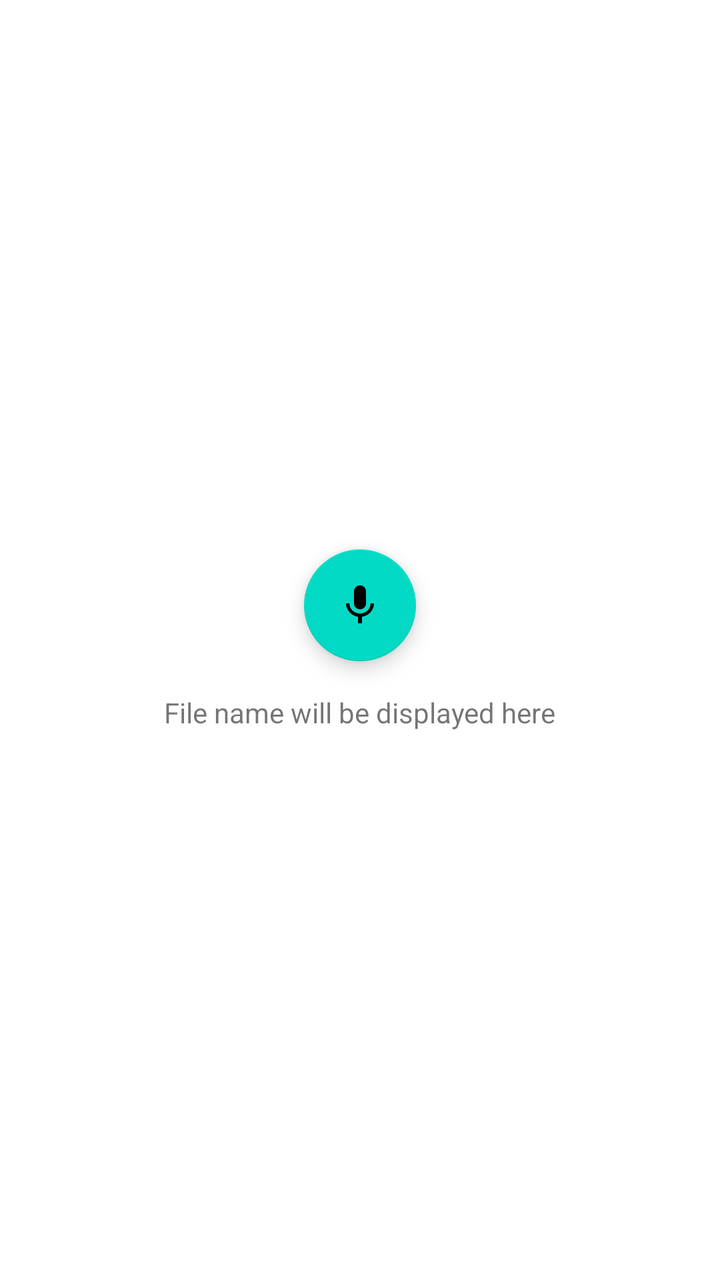
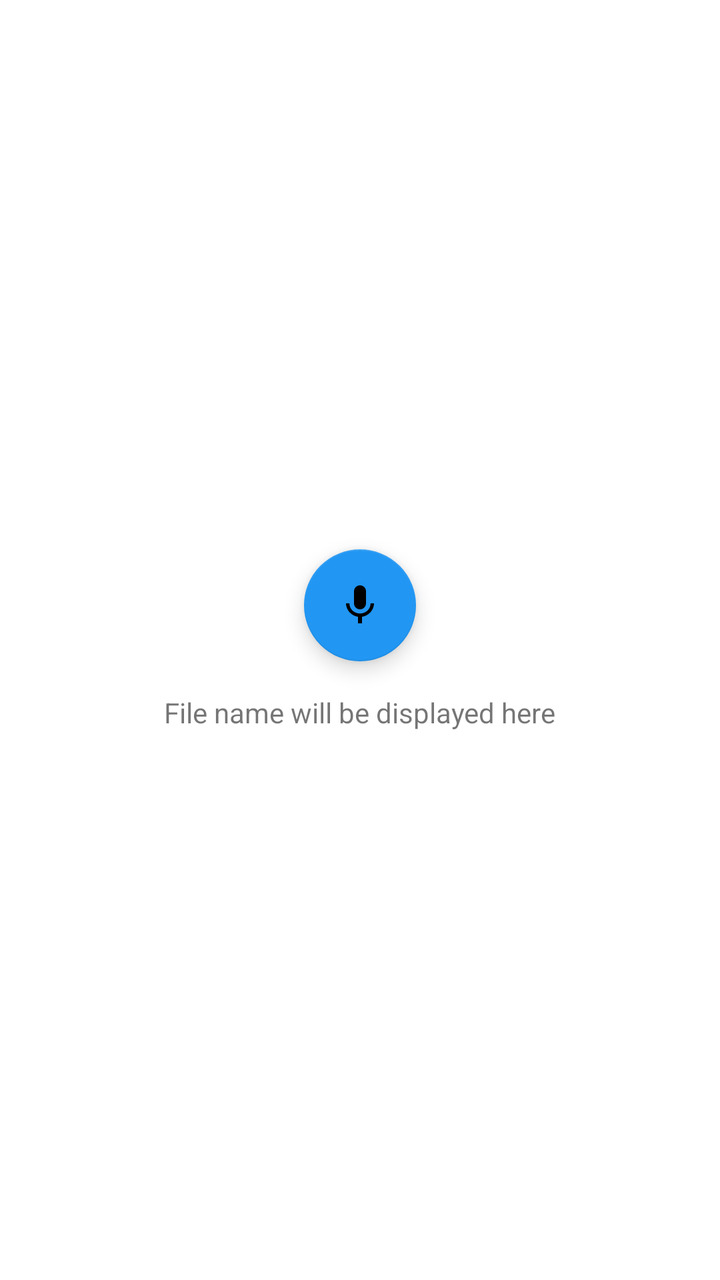

Compare the two renders of this Android layout. The source of the first and the diff that turns it into the second are given below.
<!-- AndroidManifest.xml: application theme Theme.VoiceRecorder -->
<!-- res/layout/activity_main.xml -->
<?xml version="1.0" encoding="utf-8"?>
<androidx.constraintlayout.widget.ConstraintLayout
    xmlns:android="http://schemas.android.com/apk/res/android"
    xmlns:app="http://schemas.android.com/apk/res-auto"
    android:layout_width="match_parent"
    android:layout_height="match_parent">

    <com.google.android.material.floatingactionbutton.FloatingActionButton
        android:id="@+id/record_button"
        android:layout_width="wrap_content"
        android:layout_height="wrap_content"
        app:srcCompat="@drawable/ic_mic"
        app:layout_constraintTop_toTopOf="parent"
        app:layout_constraintBottom_toTopOf="@+id/file_name_text"
        app:layout_constraintStart_toStartOf="parent"
        app:layout_constraintEnd_toEndOf="parent"
        app:layout_constraintVertical_chainStyle="packed"
        android:contentDescription="@string/start_recording"
        />

    <TextView
        android:id="@+id/file_name_text"
        android:layout_width="wrap_content"
        android:layout_height="wrap_content"
        android:text="File name will be displayed here"
        app:layout_constraintTop_toBottomOf="@+id/record_button"
        app:layout_constraintBottom_toBottomOf="parent"
        app:layout_constraintStart_toStartOf="parent"
        app:layout_constraintEnd_toEndOf="parent"
        android:layout_marginTop="16dp"/>

</androidx.constraintlayout.widget.ConstraintLayout>
<!-- resources referenced by this layout -->
<resources>
  <!-- drawable ic_mic (drawable) -->
  <vector xmlns:android="http://schemas.android.com/apk/res/android" android:height="24dp" android:tint="#000000" android:viewportHeight="24" android:viewportWidth="24" android:width="24dp">
        
      <path android:fillColor="@android:color/white" android:pathData="M12,14c1.66,0 2.99,-1.34 2.99,-3L15,5c0,-1.66 -1.34,-3 -3,-3S9,3.34 9,5v6c0,1.66 1.34,3 3,3zM17.3,11c0,3 -2.54,5.1 -5.3,5.1S6.7,14 6.7,11L5,11c0,3.41 2.72,6.23 6,6.72L11,21h2v-3.28c3.28,-0.48 6,-3.3 6,-6.72h-1.7z"/>
      
  </vector>
  <string name="start_recording">Start Recording</string>
  <style name="Theme.VoiceRecorder" parent="Theme.MaterialComponents.DayNight.DarkActionBar">
          
          <item name="colorPrimary">@color/purple_500</item>
          <item name="colorPrimaryVariant">@color/purple_700</item>
          <item name="colorOnPrimary">@color/white</item>
          
          <item name="colorSecondary">@color/teal_200</item>
          <item name="colorSecondaryVariant">@color/teal_700</item>
          <item name="colorOnSecondary">@color/black</item>
          
          <item name="android:statusBarColor">?attr/colorPrimaryVariant</item>
          
      </style>
  <color name="purple_500">#FF6200EE</color>
  <color name="purple_700">#FF3700B3</color>
  <color name="white">#FFFFFFFF</color>
  <color name="teal_200">#FF03DAC5</color>
  <color name="teal_700">#FF018786</color>
  <color name="black">#FF000000</color>
</resources>

<!-- the commit's change to res/layout/activity_main.xml (unified diff, before → after) -->
@@ -15,8 +15,8 @@
         app:layout_constraintStart_toStartOf="parent"
         app:layout_constraintEnd_toEndOf="parent"
         app:layout_constraintVertical_chainStyle="packed"
-        android:contentDescription="@string/start_recording"
-        />
+        app:backgroundTint="@color/colorDefault"
+        android:contentDescription="@string/start_recording" />
 
     <TextView
         android:id="@+id/file_name_text"
<!-- resource entries referenced after the edit -->
@@ -1,5 +1,6 @@
 <!-- resources referenced by this layout -->
 <resources>
+  <color name="colorDefault">#2196F3</color>
   <!-- drawable ic_mic (drawable) -->
   <vector xmlns:android="http://schemas.android.com/apk/res/android" android:height="24dp" android:tint="#000000" android:viewportHeight="24" android:viewportWidth="24" android:width="24dp">
         
